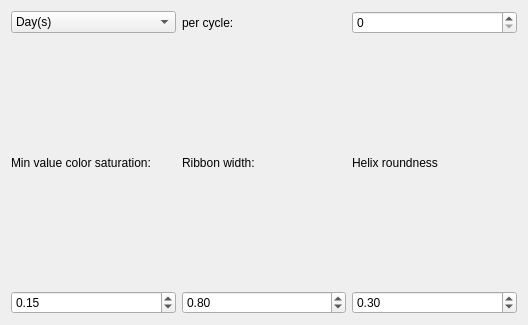
First picture: the form in visualizations/ui_helixwidget.ui, repository mbernasocchi/multiview, before the edit.
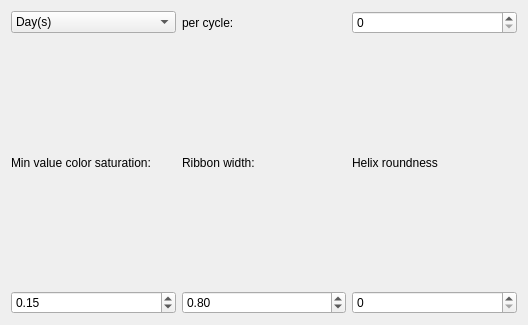
Second picture: the form after the edit.

```diff
--- a/visualizations/ui_helixwidget.ui
+++ b/visualizations/ui_helixwidget.ui
@@ -100,22 +100,6 @@
        </property>
       </widget>
      </item>
-     <item row="1" column="2">
-      <widget class="QDoubleSpinBox" name="precision">
-       <property name="accelerated">
-        <bool>true</bool>
-       </property>
-       <property name="maximum">
-        <double>1.000000000000000</double>
-       </property>
-       <property name="singleStep">
-        <double>0.010000000000000</double>
-       </property>
-       <property name="value">
-        <double>0.300000000000000</double>
-       </property>
-      </widget>
-     </item>
      <item row="0" column="2">
       <widget class="QLabel" name="label_5">
        <property name="text">
@@ -123,6 +107,16 @@
        </property>
       </widget>
      </item>
+     <item row="1" column="2">
+      <widget class="QSpinBox" name="precision">
+       <property name="accelerated">
+        <bool>true</bool>
+       </property>
+       <property name="maximum">
+        <number>50</number>
+       </property>
+      </widget>
+     </item>
     </layout>
    </item>
   </layout>
```
Left out of the diff: 3 changed lines with no effect on the pictures.
